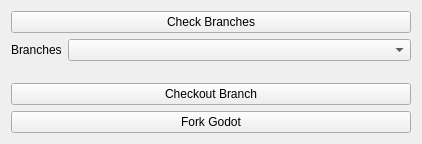
Above: app/view/qt6/modules/ui/repoModule.ui from PurpleArk18/GodotBuildAutomationTool before the change. Below: the same form after it.
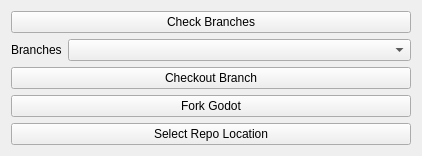
That is the form after the change.

Commit message: expanded repo module

Patch:
```diff
--- a/app/view/qt6/modules/ui/repoModule.ui
+++ b/app/view/qt6/modules/ui/repoModule.ui
@@ -49,6 +49,13 @@
      </property>
     </widget>
    </item>
+   <item>
+    <widget class="QPushButton" name="select_repo_path_button">
+     <property name="text">
+      <string>Select Repo Location</string>
+     </property>
+    </widget>
+   </item>
   </layout>
  </widget>
  <resources/>
```
The commit also changes 7 other files.
